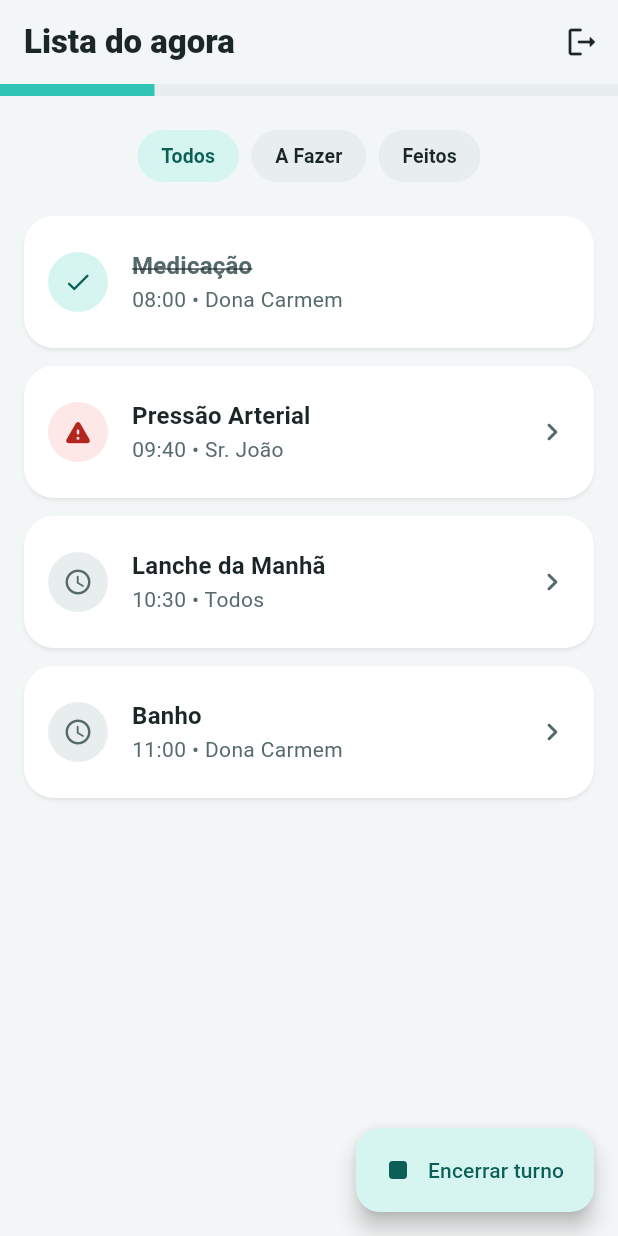
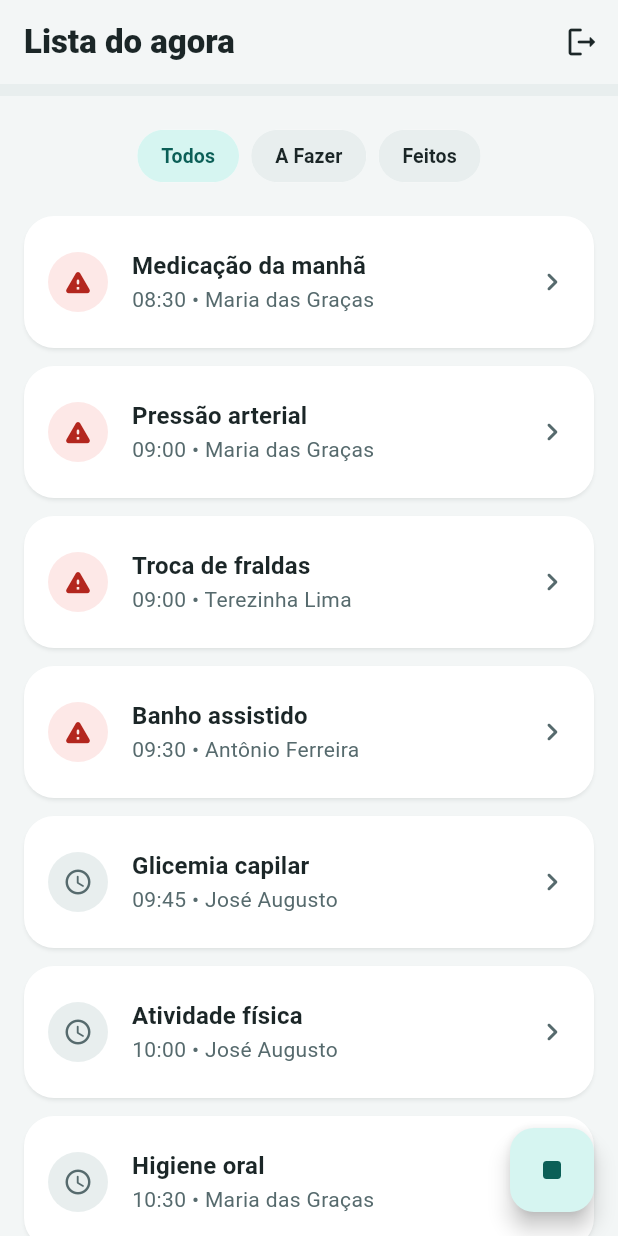
Before and after one commit to EnzoSenatori/Geratrix, a Flutter app: the ListaScreen screen opened by its route, on a phone screen of 412 x 824 dp. Run offline on Flutter 3.47's test engine with Material 3 defaults, Android fonts, the phone set to English and light mode, and no system bars; missing offline and left inert: mqtt_client.

Commit message:
tcm-fix: usa os dados do seed nas telas

```diff
--- /dev/null
+++ b/geratrix_flutter/lib/dados/dados_exemplo.dart
@@ -0,0 +1,133 @@
+import '../models/cuidador.dart';
+import '../models/item_rotina.dart';
+import '../models/residente.dart';
+
+// Residentes cadastrados na instituição (baseados no seed.py)
+const mariaDasGracas = Residente(
+  id: '1',
+  nome: 'Maria das Graças',
+  quarto: 'Quarto 101',
+  iniciais: 'MG',
+  alergias: ['Dipirona', 'Frutos do Mar'],
+  restricoesAlimentares: ['Dieta hipossódica (pouco sal)', 'Pouco açúcar'],
+  contatoEmergencia: 'Filha: (11) 99999-1111',
+  observacoesMedicas: 'Hipertensa, diabetes tipo 2 e mobilidade reduzida.',
+);
+
+const antonioFerreira = Residente(
+  id: '2',
+  nome: 'Antônio Ferreira',
+  quarto: 'Quarto 102',
+  iniciais: 'AF',
+  alergias: [],
+  restricoesAlimentares: [],
+  contatoEmergencia: 'Esposa: (11) 99999-2222',
+  observacoesMedicas: 'Sem observações críticas.',
+);
+
+const joseAugusto = Residente(
+  id: '3',
+  nome: 'José Augusto',
+  quarto: 'Quarto 103',
+  iniciais: 'JA',
+  alergias: [],
+  restricoesAlimentares: ['Pouco açúcar'],
+  contatoEmergencia: 'Filho: (11) 99999-3333',
+  observacoesMedicas: 'Monitoramento diário de glicemia.',
+);
+
+const terezinhaLima = Residente(
+  id: '4',
+  nome: 'Terezinha Lima',
+  quarto: 'Quarto 104',
+  iniciais: 'TL',
+  alergias: [],
+  restricoesAlimentares: [],
+  contatoEmergencia: 'Sobrinha: (11) 99999-4444',
+  observacoesMedicas: 'Cuidados gerais de rotina.',
+);
+
+// Cuidadores cadastrados
+const cuidadores = [
+  Cuidador(nome: 'Theo Casella Mendonça', iniciais: 'TCM', turnoPadrao: 'Manhã', pin: '1234', ativo: true),
+  Cuidador(nome: 'Enzo Senatori', iniciais: 'ES', turnoPadrao: 'Tarde', pin: '1234', ativo: true),
+  Cuidador(nome: 'Rafael de Oliveira Corrêa', iniciais: 'RC', turnoPadrao: 'Noite', pin: '1234', ativo: true),
+  Cuidador(nome: 'Maria da Silva', iniciais: 'MS', turnoPadrao: 'Folga', pin: '0000', ativo: false),
+];
+
+// Rotina do dia, igual ao seed.py; status calculado como no backend, com a hora de demonstração 09:40
+const itensDoDia = [
+  ItemRotina(
+    id: '1',
+    horario: '08:30',
+    tipo: 'Medicação da manhã',
+    natureza: 'medicacao',
+    residente: mariaDasGracas,
+    status: 'atrasado',
+  ),
+  ItemRotina(
+    id: '2',
+    horario: '09:00',
+    tipo: 'Pressão arterial',
+    natureza: 'medicao',
+    residente: mariaDasGracas,
+    status: 'atrasado',
+    unidade: 'mmHg',
+    faixaMin: 90,
+    faixaMax: 140,
+  ),
+  ItemRotina(
+    id: '3',
+    horario: '09:00',
+    tipo: 'Troca de fraldas',
+    natureza: 'tarefa',
+    residente: terezinhaLima,
+    status: 'atrasado',
+  ),
+  ItemRotina(
+    id: '4',
+    horario: '09:30',
+    tipo: 'Banho assistido',
+    natureza: 'tarefa',
+    residente: antonioFerreira,
+    status: 'atrasado',
+  ),
+  ItemRotina(
+    id: '5',
+    horario: '09:45',
+    tipo: 'Glicemia capilar',
+    natureza: 'medicao',
+    residente: joseAugusto,
+    status: 'pendente',
+    unidade: 'mg/dL',
+    faixaMin: 70,
+    faixaMax: 180,
+  ),
+  ItemRotina(
+    id: '6',
+    horario: '10:00',
+    tipo: 'Atividade física',
+    natureza: 'exercicio',
+    residente: joseAugusto,
+    status: 'pendente',
+  ),
+  ItemRotina(
+    id: '7',
+    horario: '10:30',
+    tipo: 'Higiene oral',
+    natureza: 'tarefa',
+    residente: mariaDasGracas,
+    status: 'pendente',
+  ),
+  ItemRotina(
+    id: '8',
+    horario: '11:00',
+    tipo: 'Temperatura',
+    natureza: 'medicao',
+    residente: antonioFerreira,
+    status: 'pendente',
+    unidade: '°C',
+    faixaMin: 35.5,
+    faixaMax: 37.5,
+  ),
+];
--- a/geratrix_flutter/lib/screens/checkin_tarefa_screen.dart
+++ b/geratrix_flutter/lib/screens/checkin_tarefa_screen.dart
@@ -103,7 +103,7 @@ class _CheckinTarefaScreenState extends State<CheckinTarefaScreen> {
                               style: textos.titleMedium?.copyWith(fontWeight: FontWeight.bold),
                             ),
                             Text(
-                              item.residente,
+                              item.residente.nome,
                               style: textos.bodyMedium?.copyWith(color: cores.onSurfaceVariant),
                             ),
                             const SizedBox(height: 8),
--- a/geratrix_flutter/lib/screens/lista_screen.dart
+++ b/geratrix_flutter/lib/screens/lista_screen.dart
@@ -1,15 +1,7 @@
 import 'package:flutter/material.dart';
 
-import '../models/item_rotina.dart';
+import '../dados/dados_exemplo.dart';
 import '../routes.dart';
-
-// Dados provisórios
-const _itensMock = [
-  ItemRotina('1', '08:00', 'Medicação', 'Dona Carmem', 'feito'),
-  ItemRotina('2', '09:40', 'Pressão Arterial', 'Sr. João', 'atrasado'),
-  ItemRotina('3', '10:30', 'Lanche da Manhã', 'Todos', 'pendente'),
-  ItemRotina('4', '11:00', 'Banho', 'Dona Carmem', 'pendente'),
-];
 
 // Tela central do plantão: lista de tarefas do agora
 class ListaScreen extends StatefulWidget {
@@ -22,7 +14,7 @@ class ListaScreen extends StatefulWidget {
 class _ListaScreenState extends State<ListaScreen> {
   String _filtroAtual = 'Todos';
 
-  Widget _buildFiltro(String rotulo, ColorScheme cores) {
+  Widget _montarFiltro(String rotulo, ColorScheme cores) {
     final isSelecionado = _filtroAtual == rotulo;
     return FilterChip(
       label: Text(rotulo),
@@ -48,15 +40,14 @@ class _ListaScreenState extends State<ListaScreen> {
     final cores = Theme.of(context).colorScheme;
     final textos = Theme.of(context).textTheme;
 
-    // Lógica do app.py: cálculo de progresso e filtragem
-    final total = _itensMock.length;
-    final feitos = _itensMock.where((i) => i.status == 'feito').length;
+    final total = itensDoDia.length;
+    final feitos = itensDoDia.where((i) => i.registrado).length;
     final progresso = total > 0 ? feitos / total : 0.0;
 
-    final itensFiltrados = _itensMock.where((item) {
+    final itensFiltrados = itensDoDia.where((item) {
       if (_filtroAtual == 'Todos') return true;
-      if (_filtroAtual == 'Feitos') return item.status == 'feito';
-      return item.status != 'feito';
+      if (_filtroAtual == 'Feitos') return item.registrado;
+      return !item.registrado; // "A Fazer"
     }).toList();
 
     return Scaffold(
@@ -86,24 +77,20 @@ class _ListaScreenState extends State<ListaScreen> {
             minHeight: 8,
           ),
           const SizedBox(height: 16),
-
-          // Trilha de filtros
           SingleChildScrollView(
             scrollDirection: Axis.horizontal,
             padding: const EdgeInsets.symmetric(horizontal: 16),
             child: Row(
               children: [
-                _buildFiltro('Todos', cores),
+                _montarFiltro('Todos', cores),
                 const SizedBox(width: 8),
-                _buildFiltro('A Fazer', cores),
+                _montarFiltro('A Fazer', cores),
                 const SizedBox(width: 8),
-                _buildFiltro('Feitos', cores),
+                _montarFiltro('Feitos', cores),
               ],
             ),
           ),
           const SizedBox(height: 16),
-
-          // Lista de Cards
           Expanded(
             child: ListView.separated(
               padding: const EdgeInsets.fromLTRB(16, 0, 16, 96),
@@ -112,7 +99,7 @@ class _ListaScreenState extends State<ListaScreen> {
               itemBuilder: (context, index) {
                 final item = itensFiltrados[index];
                 final isAtrasado = item.status == 'atrasado';
-                final isFeito = item.status == 'feito';
+                final isFeito = item.registrado;
 
                 return Card(
                   child: ListTile(
@@ -125,7 +112,9 @@ class _ListaScreenState extends State<ListaScreen> {
                           ? cores.onPrimaryContainer
                           : (isAtrasado ? cores.error : cores.onSurfaceVariant),
                       child: Icon(
-                        isFeito ? Icons.check_rounded : (isAtrasado ? Icons.warning_rounded : Icons.schedule_rounded),
+                        isFeito
+                            ? Icons.check_rounded
+                            : (isAtrasado ? Icons.warning_rounded : Icons.schedule_rounded),
                         size: 20,
                       ),
                     ),
@@ -137,10 +126,11 @@ class _ListaScreenState extends State<ListaScreen> {
                         color: isFeito ? cores.onSurfaceVariant : cores.onSurface,
                       ),
                     ),
-                    subtitle: Text('${item.horario} • ${item.residente}'),
+                    subtitle: Text('${item.horario} • ${item.residente.nome}'),
                     trailing: isFeito ? null : const Icon(Icons.chevron_right_rounded),
-                    onTap: isFeito ? null : () {
-                      // Direciona para a tela específica dependendo do tipo de tarefa
+                    onTap: isFeito
+                        ? null
+                        : () {
                             if (item.tipo.contains('Medição') || item.tipo.contains('Pressão')) {
                               Navigator.pushNamed(context, AppRoutes.checkinSinaisVitais, arguments: item);
                             } else if (item.tipo.contains('Medicação') || item.tipo.contains('Remédio')) {
@@ -156,14 +146,13 @@ class _ListaScreenState extends State<ListaScreen> {
           ),
         ],
       ),
-      // FAB para encerramento de plantão
-      floatingActionButton: FloatingActionButton.extended(
+      floatingActionButton: FloatingActionButton(
         onPressed: () {
-          // Navega para a tela de encerramento de turno
-          Navigator.pushNamed(context, AppRoutes.encerrarTurno);
+          ScaffoldMessenger.of(context).showSnackBar(
+            const SnackBar(content: Text('Tela Encerrar Turno em construção')),
+          );
         },
-        icon: const Icon(Icons.stop_rounded),
-        label: const Text('Encerrar turno'),
+        child: const Icon(Icons.stop_rounded),
       ),
     );
   }
```
Also changed, not shown: geratrix_flutter/lib/models/item_rotina.dart (+39 -5 lines). Lines whose indentation alone changed are shown as unchanged.
